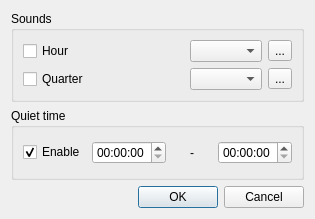
Before: the Qt Designer form plugins/chime/gui/settings_dialog.ui in Kolcha/DigitalClock4, drawn with Qt 5.
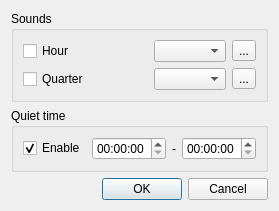
After: the same form once the commit is applied. Icons and pictures are not drawn.

```diff
--- a/plugins/chime/gui/settings_dialog.ui
+++ b/plugins/chime/gui/settings_dialog.ui
@@ -6,8 +6,8 @@
    <rect>
     <x>0</x>
     <y>0</y>
-    <width>315</width>
-    <height>219</height>
+    <width>275</width>
+    <height>208</height>
    </rect>
   </property>
   <property name="windowTitle">
```
